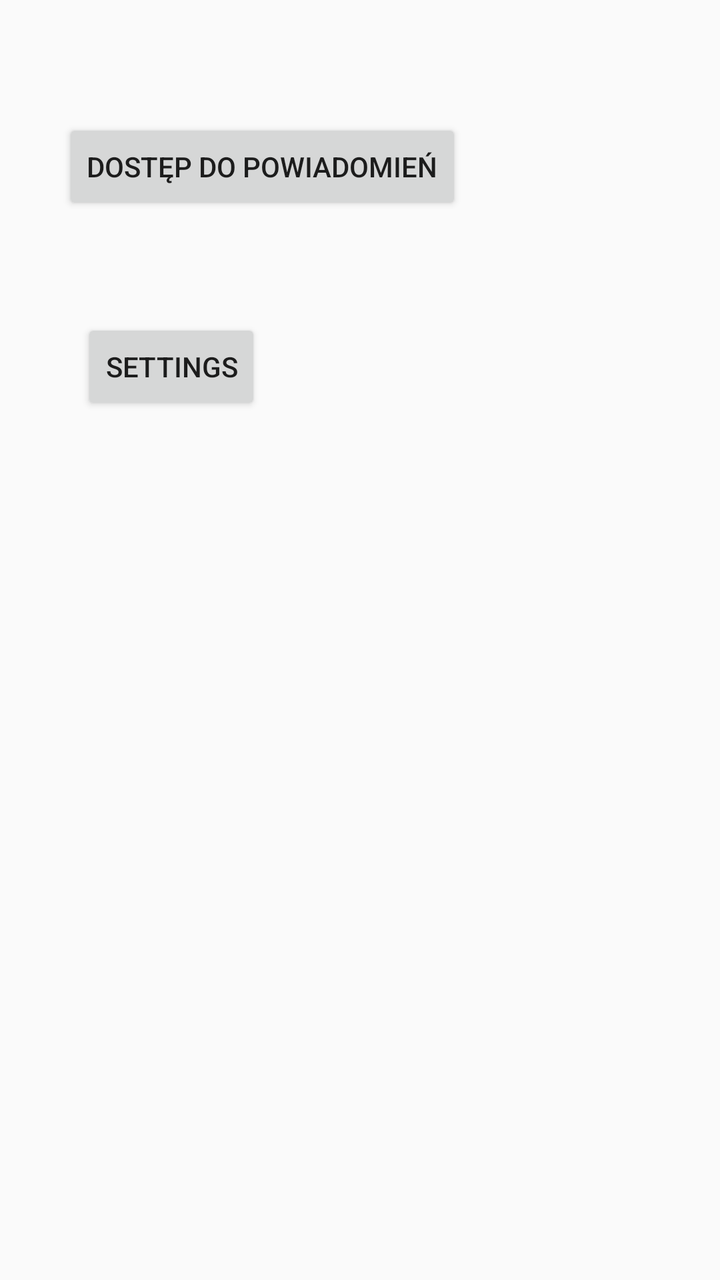
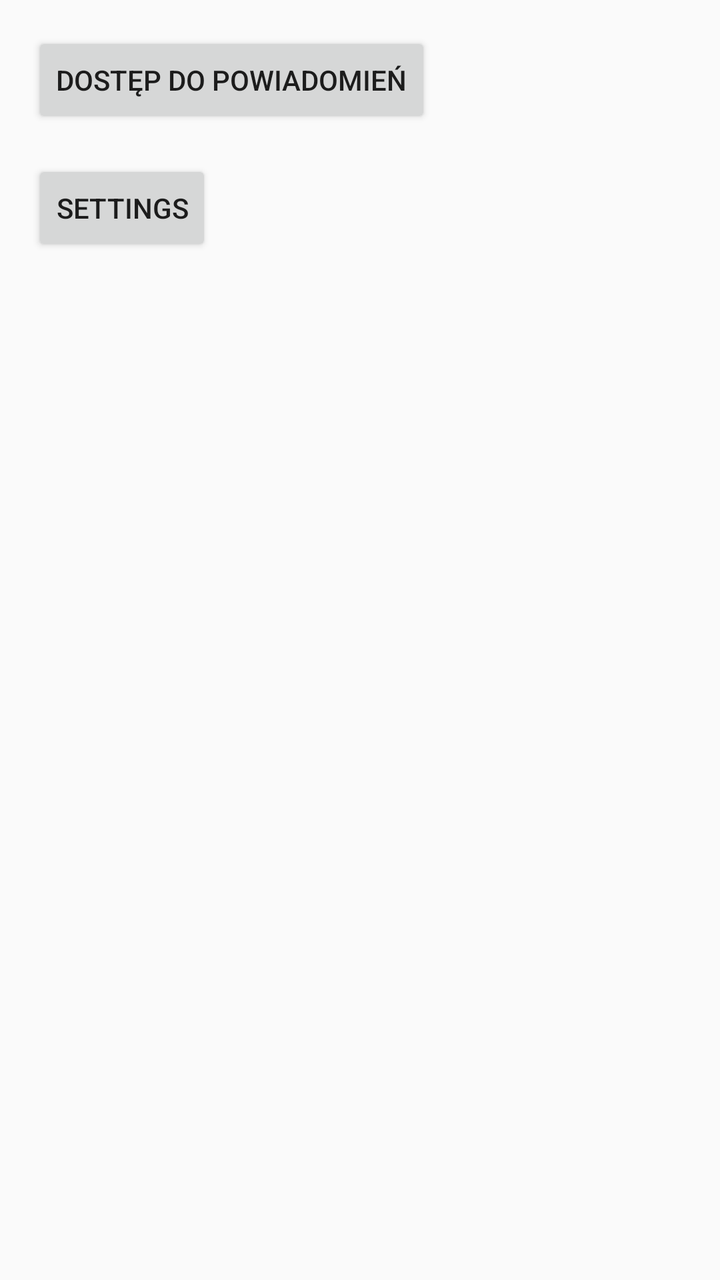

Screens rendered from an Android XML layout before and after an edit, with the pre-edit source and the edit as a unified diff.
<!-- AndroidManifest.xml: application theme Theme.AppCompat.Light.NoActionBar -->
<!-- res/layout/activity_home.xml -->
<?xml version="1.0" encoding="utf-8"?>
<androidx.constraintlayout.widget.ConstraintLayout xmlns:android="http://schemas.android.com/apk/res/android"
    xmlns:app="http://schemas.android.com/apk/res-auto"
    xmlns:tools="http://schemas.android.com/tools"
    android:id="@+id/main"
    android:layout_width="match_parent"
    android:layout_height="match_parent"
    tools:context=".HomeActivity">

    <Button
        android:id="@+id/btnAccessNotify"
        android:layout_width="wrap_content"
        android:layout_height="wrap_content"
        android:text="Dostęp do powiadomień"
        app:layout_constraintBottom_toBottomOf="parent"
        app:layout_constraintEnd_toEndOf="parent"
        app:layout_constraintHorizontal_bias="0.196"
        app:layout_constraintStart_toStartOf="parent"
        app:layout_constraintTop_toTopOf="parent"
        app:layout_constraintVertical_bias="0.1" />

    <Button
        android:id="@+id/btnSettings"
        android:layout_width="wrap_content"
        android:layout_height="wrap_content"
        android:layout_marginTop="52dp"
        android:text="Settings"
        app:layout_constraintBottom_toBottomOf="parent"
        app:layout_constraintEnd_toEndOf="parent"
        app:layout_constraintHorizontal_bias="0.15"
        app:layout_constraintStart_toStartOf="parent"
        app:layout_constraintTop_toBottomOf="@+id/btnAccessNotify"
        app:layout_constraintVertical_bias="0.0" />
</androidx.constraintlayout.widget.ConstraintLayout>
<!-- resources referenced by this layout -->
<resources>

</resources>

<!-- the commit's change to res/layout/activity_home.xml (unified diff, before → after) -->
@@ -1,34 +1,29 @@
 <?xml version="1.0" encoding="utf-8"?>
-<androidx.constraintlayout.widget.ConstraintLayout xmlns:android="http://schemas.android.com/apk/res/android"
+<androidx.constraintlayout.widget.ConstraintLayout
+    xmlns:android="http://schemas.android.com/apk/res/android"
     xmlns:app="http://schemas.android.com/apk/res-auto"
     xmlns:tools="http://schemas.android.com/tools"
     android:id="@+id/main"
     android:layout_width="match_parent"
     android:layout_height="match_parent"
-    tools:context=".HomeActivity">
+    tools:context=".HomeActivity"
+    android:padding="16dp">
 
     <Button
         android:id="@+id/btnAccessNotify"
         android:layout_width="wrap_content"
         android:layout_height="wrap_content"
         android:text="Dostęp do powiadomień"
-        app:layout_constraintBottom_toBottomOf="parent"
-        app:layout_constraintEnd_toEndOf="parent"
-        app:layout_constraintHorizontal_bias="0.196"
-        app:layout_constraintStart_toStartOf="parent"
         app:layout_constraintTop_toTopOf="parent"
-        app:layout_constraintVertical_bias="0.1" />
+        app:layout_constraintStart_toStartOf="parent"/>
 
     <Button
         android:id="@+id/btnSettings"
         android:layout_width="wrap_content"
         android:layout_height="wrap_content"
-        android:layout_marginTop="52dp"
         android:text="Settings"
-        app:layout_constraintBottom_toBottomOf="parent"
-        app:layout_constraintEnd_toEndOf="parent"
-        app:layout_constraintHorizontal_bias="0.15"
+        app:layout_constraintTop_toBottomOf="@id/btnAccessNotify"
         app:layout_constraintStart_toStartOf="parent"
-        app:layout_constraintTop_toBottomOf="@+id/btnAccessNotify"
-        app:layout_constraintVertical_bias="0.0" />
+        android:layout_marginTop="16dp"/>
+
 </androidx.constraintlayout.widget.ConstraintLayout>
